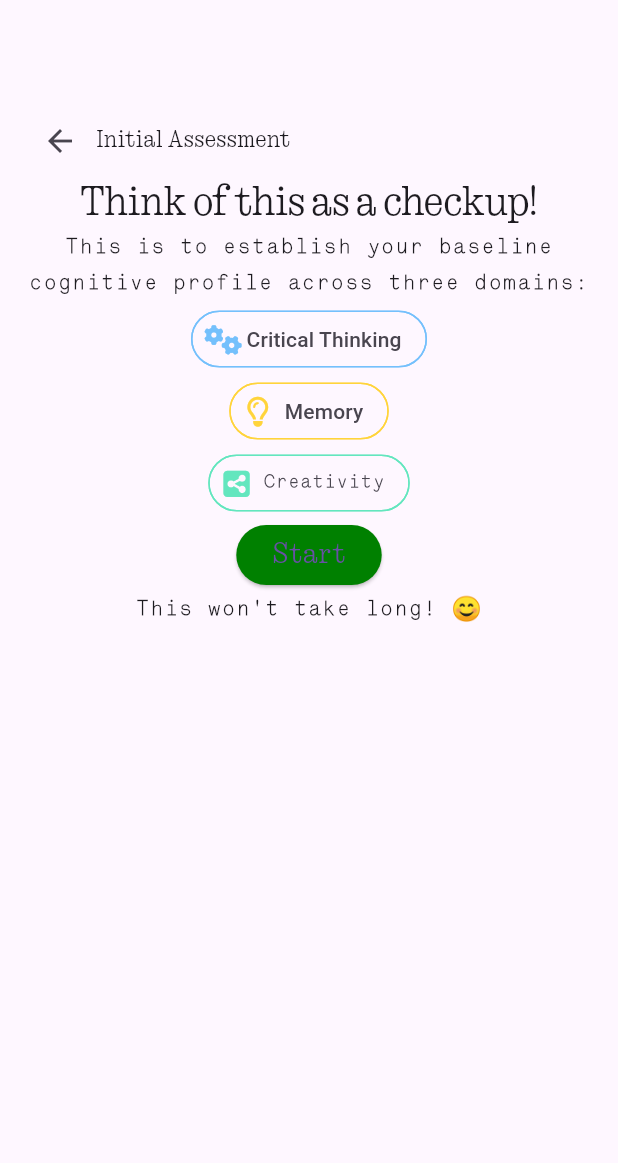
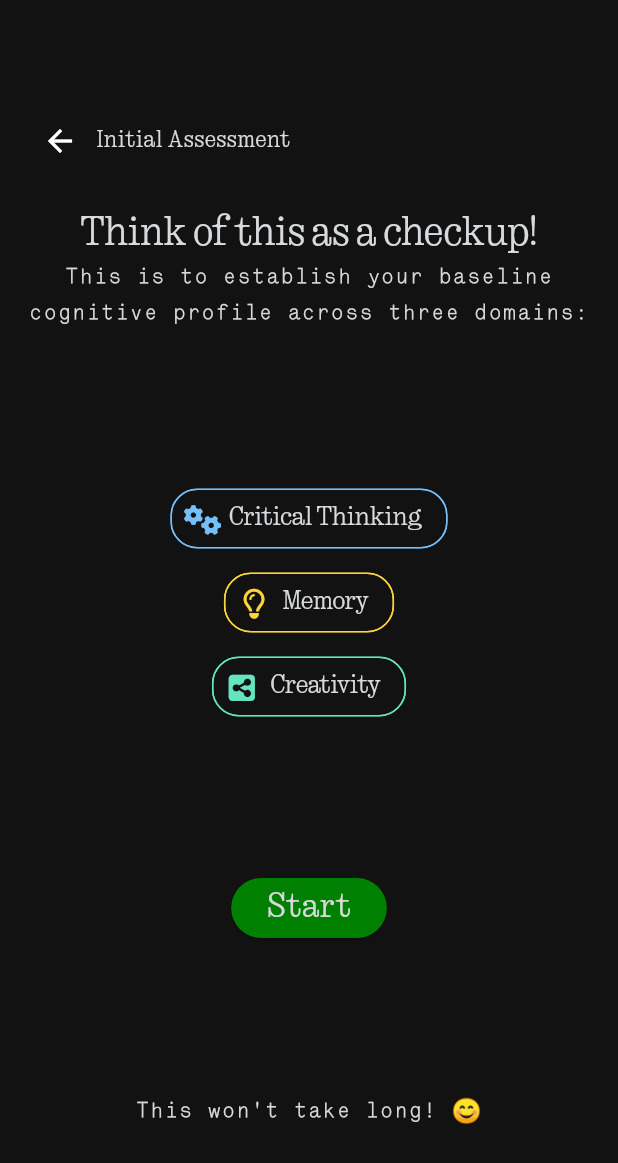
Before and after one commit to harrywvu/rheto, a Flutter app: the screen it shows after launch, after a tap on "Get Started", on a phone screen of 412 x 824 dp. Shown: the top 1163 px of the screen. Run offline on Flutter 3.47's test engine with Material 3 defaults, Android fonts, the phone set to English and light mode, and no system bars; our stand-ins replace font_awesome_flutter.

Commit message:
Implementing Initial Assessment has officially begun! Ofcourse nothing on the screen yet. A lot of behind the scenes designing. Mental models are getting created alongside data models. Cheers!

```diff
--- a/lib/AppTheme.dart
+++ b/lib/AppTheme.dart
@@ -11,6 +11,18 @@ class AppTheme {
       // base ui colors are based off of redit lol
       colorScheme: ColorScheme.dark(primary: AppColors.mainBackgroundColor),
 
+      chipTheme: ChipThemeData(
+        labelStyle: const TextStyle(
+          fontFamily: 'Ntype82-R',
+          fontSize: 18,
+          color: AppColors.textColor,
+        ),
+        shape: RoundedRectangleBorder(
+          borderRadius: BorderRadius.circular(18)
+        )
+
+      ),
+
       elevatedButtonTheme: ElevatedButtonThemeData(
         style: ElevatedButton.styleFrom(
           foregroundColor: AppColors.textColor,
@@ -19,23 +31,11 @@ class AppTheme {
       ),
 
       textTheme: TextTheme(
-        headlineLarge: TextStyle(
-          fontFamily: 'Ntype82-R',
-          color: AppColors.textColor,
-        ),
-        headlineMedium: TextStyle(
-          fontFamily: 'Ntype82-R',
-          color: AppColors.textColor,
-        ),
-        headlineSmall: TextStyle(
-          fontFamily: 'Ntype82-R',
-          color: AppColors.textColor,
-        ),
+        headlineLarge: TextStyle(fontFamily: 'Ntype82-R',color: AppColors.textColor,),
+        headlineMedium: TextStyle(fontFamily: 'Ntype82-R',color: AppColors.textColor,),
+        headlineSmall: TextStyle(fontFamily: 'Ntype82-R',color: AppColors.textColor,),
         bodyLarge: TextStyle(fontFamily: 'Lettera', color: AppColors.textColor),
-        bodyMedium: TextStyle(
-          fontFamily: 'Lettera',
-          color: AppColors.textColor,
-        ),
+        bodyMedium: TextStyle(fontFamily: 'Lettera',color: AppColors.textColor),
         bodySmall: TextStyle(fontFamily: 'Lettera', color: AppColors.textColor),
       ),
     );
--- a/lib/main.dart
+++ b/lib/main.dart
@@ -17,7 +17,7 @@ class MyApp extends StatelessWidget {
   Widget build(BuildContext context) {
     return MaterialApp(
       title: 'Rheto',
-      theme: ,
+      theme: AppTheme.darkTheme,
       home: const MyHomePage(title: 'Rheto'),
     );
   }
@@ -67,7 +67,7 @@ class _MyHomePageState extends State<MyHomePage> {
 
                 Text(
                   'AI-Powered Neuroscience-Based Training App',
-                  style: Theme.of(context).textTheme.bodyMedium,
+                  style: Theme.of(context).textTheme.bodyLarge,
                 ),
 
                 Text(
@@ -88,10 +88,14 @@ class _MyHomePageState extends State<MyHomePage> {
                       ),
                     );
                   },
-                  child: const Text('Get Started'),
 
                   style: ElevatedButton.styleFrom(
                     backgroundColor: Color(0xFF500073),
+                  ),
+
+                  child: Text(
+                    'Get Started',
+                    style: Theme.of(context).textTheme.headlineSmall
                   ),
                 ),
 
@@ -99,14 +103,14 @@ class _MyHomePageState extends State<MyHomePage> {
 
                 Text(
                   'Take initial assessment before beginning',
-                  style: Theme.of(context).textTheme.bodySmall,
+                  style: Theme.of(context).textTheme.bodyMedium,
                 ),
               ],
             ),
 
             Text(
               'Welcome to Rheto',
-              style: Theme.of(context).textTheme.bodyMedium,
+              style: Theme.of(context).textTheme.bodyLarge,
             ),
           ],
         ),
--- a/lib/screens/assessment_screen.dart
+++ b/lib/screens/assessment_screen.dart
@@ -2,6 +2,7 @@ import 'package:flutter/material.dart';
 import 'package:rheto/main.dart';
 import 'package:font_awesome_flutter/font_awesome_flutter.dart';
 import 'package:flutter/material.dart';
+import 'package:rheto/screens/quiz_screen-critical-thinking.dart';
 
 class AssessmentScreen extends StatefulWidget {
   const AssessmentScreen({super.key});
@@ -11,15 +12,107 @@ class AssessmentScreen extends StatefulWidget {
 }
 
 class _AssessmentScreenState extends State<AssessmentScreen> {
+  // startScreen = 0 : The initial screen for the assessment
+  int currentStep = 0;
+
+  Widget getStepWidget(int step) {
+    switch (step) {
+      case 0:
+        return Column(
+          mainAxisAlignment: MainAxisAlignment.spaceBetween,
+          children: <Widget>[
+            Wrap(
+              alignment: WrapAlignment.center,
+              children: [
+                Text(
+                  'Think of this as a checkup!',
+                  style: Theme.of(
+                    context,
+                  ).textTheme.headlineMedium?.copyWith(fontFamily: 'Ntype82-R'),
+                ),
+                Text(
+                  'This is to establish your baseline cognitive profile across three domains:',
+                  style: Theme.of(
+                    context,
+                  ).textTheme.bodyLarge?.copyWith(fontFamily: 'Lettera'),
+                  textAlign: TextAlign.center,
+                ),
+              ],
+            ),
+
+            Column(
+              spacing: 8,
+              children: [
+                Chip(
+                  avatar: FaIcon(
+                    FontAwesomeIcons.gears,
+                    color: Color(0xFF74C0FC),
+                    size: 20,
+                  ),
+                  label: Text("Critical Thinking"),
+                  shape: Theme.of(context).chipTheme!.shape?.copyWith(
+                    side: BorderSide(color: Color(0xFF74C0FC)),
+                  ),
+                ),
+
+                Chip(
+                  avatar: FaIcon(
+                    FontAwesomeIcons.lightbulb,
+                    color: Color(0xFFFFD43B),
+                    size: 20,
+                  ),
+                  label: Text("Memory"),
+                  shape: Theme.of(context).chipTheme!.shape?.copyWith(
+                    side: BorderSide(color: Color(0xFFFFD43B)),
+                  ),
+                ),
+
+                Chip(
+                  avatar: FaIcon(
+                    FontAwesomeIcons.squareShareNodes,
+                    color: Color(0xFF63E6BE),
+                    size: 20,
+                  ),
+                  label: Text("Creativity"),
+                  shape: Theme.of(context).chipTheme!.shape?.copyWith(
+                    side: BorderSide(color: Color(0xFF63E6BE)),
+                  ),
+                ),
+              ],
+            ),
+
+            ElevatedButton(
+              onPressed: () {
+                // When pressed, the screen changes to the first activity.
+                setState(() {
+                  currentStep++;
+                });
+              },
+              child: Text("Start"),
+              style: ElevatedButton.styleFrom(
+                backgroundColor: Color(0xFF008000),
+                textStyle: Theme.of(context).textTheme.headlineSmall,
+              ),
+            ),
+
+            Text(
+              "This won't take long! 😊",
+              style: Theme.of(
+                context,
+              ).textTheme.bodyLarge?.copyWith(fontFamily: 'Lettera'),
+              textAlign: TextAlign.center,
+            ),
+          ],
+        );
+      case 1: // Critical Thinking Trainer
+        return QuizScreen_Critical_Thinking();
+      default:
+        return Center(child: Text("Assessment Starting!"));
+    }
+  }
+
   @override
   Widget build(BuildContext context) {
-
-    // chip Theme
-
-
-
-
-
     // TODO: implement build
     return Scaffold(
       body: Padding(
@@ -27,13 +120,16 @@ class _AssessmentScreenState extends State<AssessmentScreen> {
         child: Column(
           crossAxisAlignment: CrossAxisAlignment.start,
           mainAxisAlignment: MainAxisAlignment.start,
-          children: <Widget>[  // children is a list of widgets
+          children: <Widget>[
+            // children is a list of widgets
             // 1st child of the column -> Return & subtitle screen
             Row(
               children: [
                 IconButton(
                   // iconSize: ,
-                    onPressed: () {Navigator.pop(context);},
+                  onPressed: () {
+                    Navigator.pop(context);
+                  },
                   icon: Icon(Icons.arrow_back),
                 ),
 
@@ -46,81 +142,12 @@ class _AssessmentScreenState extends State<AssessmentScreen> {
               ],
             ),
 
+            SizedBox(height: 20),
+
             // Second child of the column -> Welcome and Onboaring with Proceed Button
-                Column(
-                  // crossAxisAlignment: CrossAxisAlignment.center,
-                  children: <Widget>[
-                    Text(
-                      'Think of this as a checkup!',
-                      style: Theme.of(context).textTheme.headlineMedium?.copyWith(fontFamily: 'Ntype82-R'),
-                    ),
-                    Text(
-                      'This is to establish your baseline cognitive profile across three domains:',
-                      style: Theme.of(context).textTheme.bodyLarge?.copyWith(fontFamily: 'Lettera'),
-                      textAlign: TextAlign.center,
-                    ),
-
-                  // Symbols for the three domains:
-                  // Creativity - Yellow lightbulb
-                    Chip(
-                      avatar: FaIcon(FontAwesomeIcons.gears, color: Color(0xFF74C0FC),size: 20),
-                      label: Text("Critical Thinking"),
-                      shape: RoundedRectangleBorder(
-                        borderRadius: BorderRadius.circular(20),
-                        side: BorderSide(color: Color(0xFF74C0FC)),
-                      ),
-                    ),
-
-                    Chip(
-                      avatar: FaIcon(FontAwesomeIcons.lightbulb, color: Color(0xFFFFD43B), size: 20,),
-                      label: Text("Memory"),
-                      shape: RoundedRectangleBorder(
-                        borderRadius: BorderRadius.circular(20),
-                        side: BorderSide(color: Color(0xFFFFD43B)),
-                      ),
-                    ),
-
-                    Chip(
-                      avatar: FaIcon(FontAwesomeIcons.squareShareNodes, color: Color(0xFF63E6BE),size: 20),
-                      label: Text("Creativity"),
-                      labelStyle: const TextStyle(
-                        fontFamily: 'Lettera'
-                      ),
-                      shape: RoundedRectangleBorder(
-                        borderRadius: BorderRadius.circular(20),
-                        side: BorderSide(color: Color(0xFF63E6BE)),
-                      ),
-                    ),
-
-                    ElevatedButton(
-                      onPressed: () {},
-                      child: Text("Start"),
-                      style: ElevatedButton.styleFrom(
-                        backgroundColor: Color(0xFF008000),
-                        textStyle: Theme.of(context).textTheme.bodyLarge?.copyWith(
-                          fontSize: 20,
-                          fontFamily: 'Ntype82-R' // for some reason, changing the font size of the button changes the theme. I have to explicitly set its the typeface again.
-                        )
-                      ),
-                    ),
-
-                    Text(
-                      "This won't take long! 😊",
-                      style: Theme.of(context).textTheme.bodyLarge?.copyWith(fontFamily: 'Lettera'),
-                      textAlign: TextAlign.center
-                    )
-
-                  ]
-
-
-                )
-
-
-                // Third child of the column -> Terms
-
-
-
-              ]
+            // This is the child widget that changes when the elevated button is clicked.
+            Expanded(child: getStepWidget(currentStep)),
+          ],
         ),
       ),
     );
```
Also changed, not shown: TODO.txt (+4 -14 lines), assets/assessment-activities-skeleton/critical-thinking.txt (added, +130 -0 lines), lib/models/question.dart (added, +11 -0 lines), lib/models/questions.dart (added, +38 -0 lines), lib/screens/quiz_screen-critical-thinking.dart (added, +25 -0 lines), assets/Color Hunt Palette 090040471396b13bffffcc00.png (added). Lines whose indentation alone changed are shown as unchanged.
